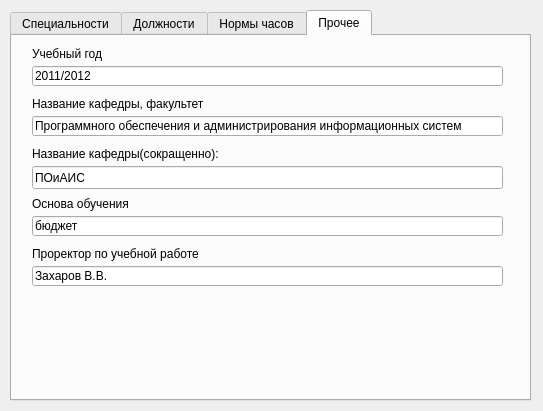
Above: settings.ui from alexeypertcev/ksu-ivt-nagruzka before the change. Below: the same form after it.
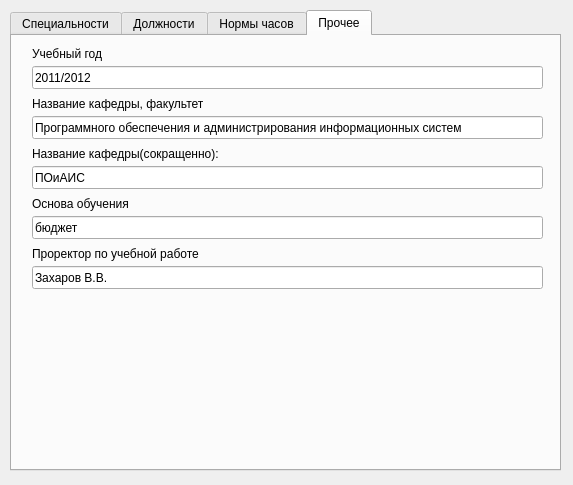
That is the form after the change.

Commit message: поправлен дизайн

```diff
--- a/settings.ui
+++ b/settings.ui
@@ -6,8 +6,8 @@
    <rect>
     <x>0</x>
     <y>0</y>
-    <width>543</width>
-    <height>411</height>
+    <width>573</width>
+    <height>485</height>
    </rect>
   </property>
   <property name="windowTitle">
@@ -18,8 +18,8 @@
     <rect>
      <x>10</x>
      <y>10</y>
-     <width>521</width>
-     <height>391</height>
+     <width>551</width>
+     <height>461</height>
     </rect>
    </property>
    <property name="currentIndex">
@@ -153,8 +153,8 @@
       <rect>
        <x>20</x>
        <y>30</y>
-       <width>471</width>
-       <height>20</height>
+       <width>511</width>
+       <height>23</height>
       </rect>
      </property>
      <property name="text">
@@ -179,8 +179,8 @@
       <rect>
        <x>20</x>
        <y>80</y>
-       <width>471</width>
-       <height>20</height>
+       <width>511</width>
+       <height>23</height>
       </rect>
      </property>
      <property name="text">
@@ -205,8 +205,8 @@
       <rect>
        <x>20</x>
        <y>180</y>
-       <width>471</width>
-       <height>20</height>
+       <width>511</width>
+       <height>23</height>
       </rect>
      </property>
      <property name="text">
@@ -231,8 +231,8 @@
       <rect>
        <x>20</x>
        <y>230</y>
-       <width>471</width>
-       <height>20</height>
+       <width>511</width>
+       <height>23</height>
       </rect>
      </property>
      <property name="text">
@@ -244,7 +244,7 @@
       <rect>
        <x>20</x>
        <y>130</y>
-       <width>471</width>
+       <width>511</width>
        <height>23</height>
       </rect>
      </property>
```
Left out of the diff: 20 changed lines with no effect on the pictures. The commit also changes 4 other files.
